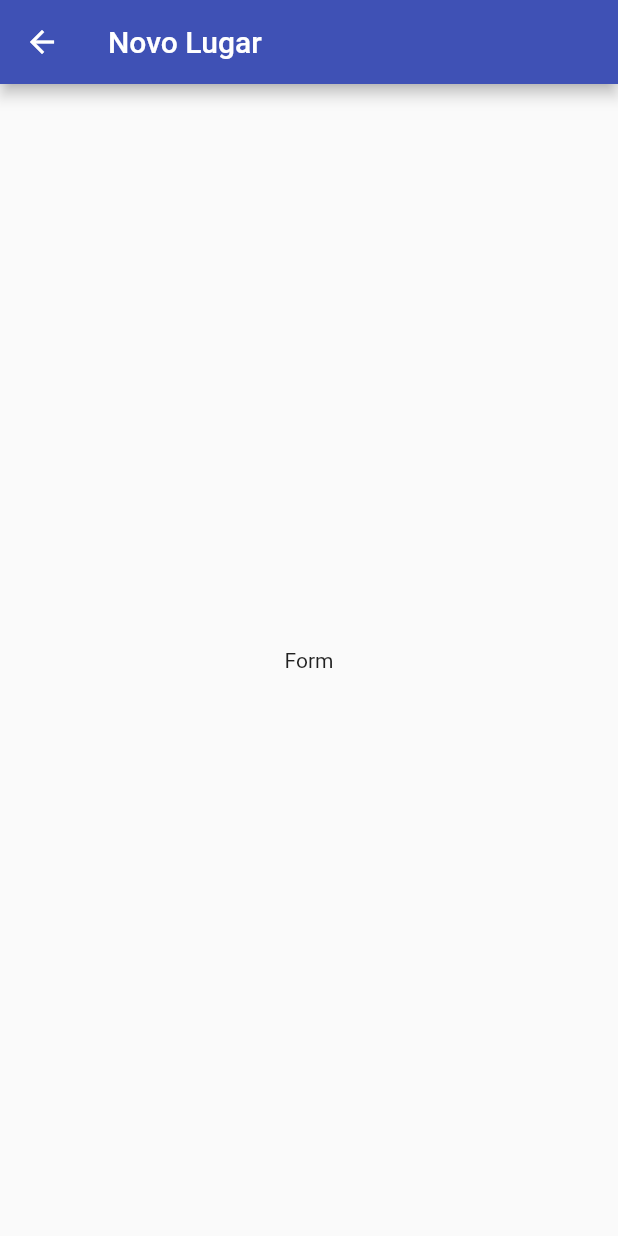
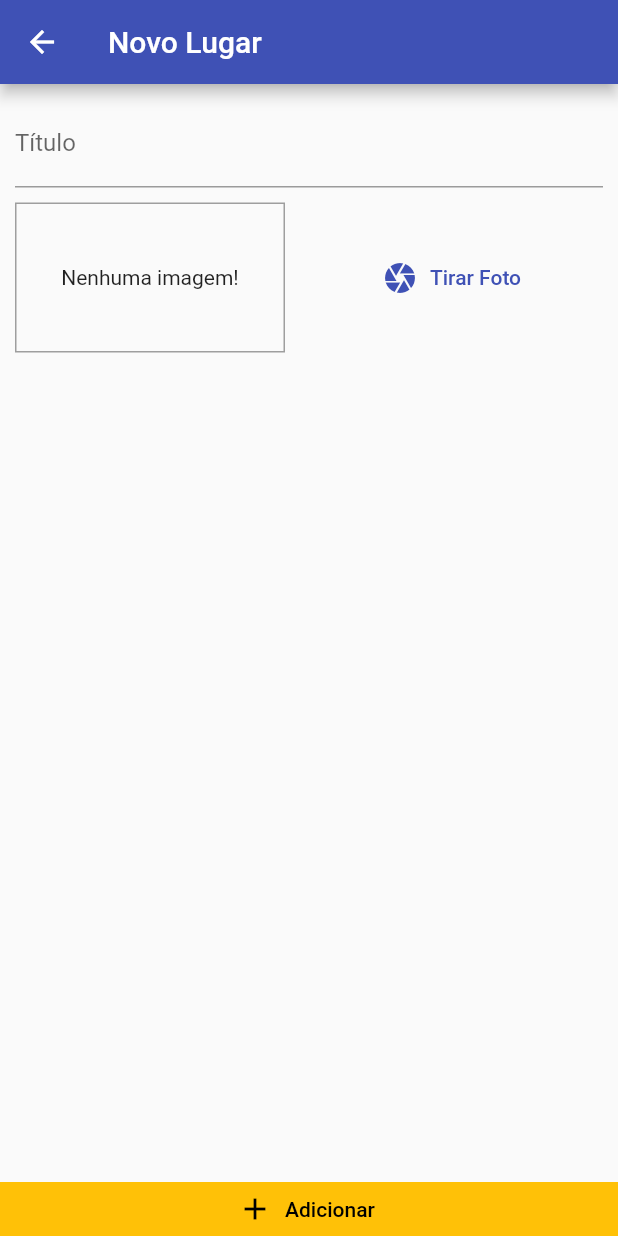
Before and after one commit to WagnerTerry/Meus-Lugares, a Flutter app: the PlaceFormScreen screen opened by its route, on a phone screen of 412 x 824 dp. Run offline on Flutter 3.47's test engine with Material 2 defaults, Android fonts, the phone set to English and light mode, and no system bars.

Commit message:
Formulario novo lugar

```diff
--- a/lib/screens/place_form_screen.dart
+++ b/lib/screens/place_form_screen.dart
@@ -1,4 +1,5 @@
 import 'package:flutter/material.dart';
+import 'package:meus_lugares/widgets/image_input.dart';
 
 class PlaceFormScreen extends StatefulWidget {
   @override
@@ -6,14 +7,51 @@ class PlaceFormScreen extends StatefulWidget {
 }
 
 class _PlaceFormScreenState extends State<PlaceFormScreen> {
+  final _titleController = TextEditingController();
+
+  void _submitForm() {}
   @override
   Widget build(BuildContext context) {
     return Scaffold(
       appBar: AppBar(
         title: const Text('Novo Lugar'),
       ),
-      body: const Center(
-        child: Text('Form'),
+      body: Column(
+        crossAxisAlignment: CrossAxisAlignment.stretch,
+        children: [
+          Expanded(
+            child: SingleChildScrollView(
+              child: Padding(
+                padding: const EdgeInsets.all(10),
+                child: Column(
+                  children: [
+                    TextField(
+                      controller: _titleController,
+                      decoration: const InputDecoration(
+                        labelText: 'Título',
+                      ),
+                    ),
+                    const SizedBox(height: 10),
+                    const ImageInput(),
+                  ],
+                ),
+              ),
+            ),
+          ),
+          ElevatedButton.icon(
+            icon: const Icon(Icons.add),
+            label: const Text('Adicionar'),
+            style: ElevatedButton.styleFrom(
+              foregroundColor: Colors.black,
+              backgroundColor: Colors.amber,
+              // backgroundColor: Theme.of(context).colorScheme.secondary,
+              elevation: 0,
+              tapTargetSize: MaterialTapTargetSize.shrinkWrap,
+              shape: const ContinuousRectangleBorder(),
+            ),
+            onPressed: _submitForm,
+          ),
+        ],
       ),
     );
   }
--- /dev/null
+++ b/lib/widgets/image_input.dart
@@ -0,0 +1,35 @@
+import 'package:flutter/material.dart';
+
+class ImageInput extends StatefulWidget {
+  const ImageInput({Key? key}) : super(key: key);
+
+  @override
+  State<ImageInput> createState() => _ImageInputState();
+}
+
+class _ImageInputState extends State<ImageInput> {
+  @override
+  Widget build(BuildContext context) {
+    return Row(
+      children: [
+        Container(
+          width: 180,
+          height: 100,
+          decoration: BoxDecoration(
+            border: Border.all(width: 1, color: Colors.grey),
+          ),
+          alignment: Alignment.center,
+          child: const Text('Nenhuma imagem!'),
+        ),
+        const SizedBox(width: 10),
+        Expanded(
+          child: TextButton.icon(
+            icon: const Icon(Icons.camera),
+            label: const Text('Tirar Foto'),
+            onPressed: () {},
+          ),
+        ),
+      ],
+    );
+  }
+}
```
